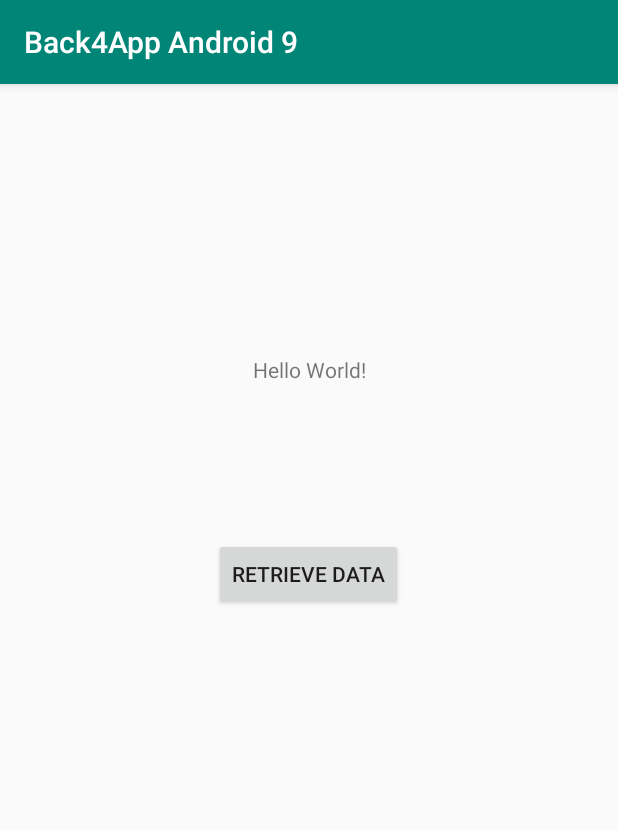
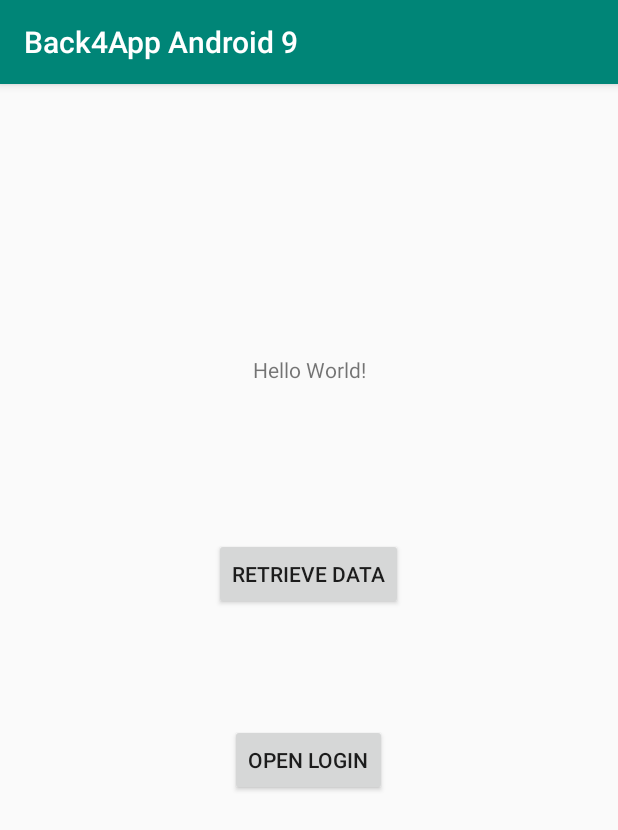
Before and after one commit to templates-back4app/push-android-latest-version, an Android app: the screen it shows after launch (MainActivity), on a phone screen of 412 x 824 dp. Shown: the top 830 px of the screen. Run offline under Robolectric (Android 15) with nearby library versions, the phone set to English and light mode, and no system bars; libraries missing offline, so code that uses them is left out: com.parse; 4 statements that could not run were skipped.

Commit message:
upgrade to last android studio and gradle version

```diff
--- a/app/build.gradle
+++ b/app/build.gradle
@@ -5,7 +5,7 @@ android {
     compileSdkVersion 28
     defaultConfig {
         applicationId "com.android.application"
-        minSdkVersion 24
+        minSdkVersion 22
         targetSdkVersion 28
         versionCode 1
         versionName "1.0"
--- a/app/src/main/java/com/back4app/back4appandroid9/MainActivity.java
+++ b/app/src/main/java/com/back4app/back4appandroid9/MainActivity.java
@@ -2,6 +2,7 @@ package com.back4app.back4appandroid9;
 
 import androidx.appcompat.app.AppCompatActivity;
 
+import android.content.Intent;
 import android.os.Bundle;
 import android.view.View;
 import android.widget.ArrayAdapter;
@@ -63,5 +64,17 @@ public class MainActivity extends AppCompatActivity {
             }
         });
 
+        final Button open_login = findViewById(R.id.btnOpenScreen);
+
+        open_login.setOnClickListener(new View.OnClickListener() {
+            @Override
+            public void onClick(View v) {
+                Intent intent = new Intent(MainActivity.this, LoginScreen.class);
+                startActivity(intent);
+
+            }
+        });
+
+
     }
 }
--- a/app/src/main/res/layout/activity_main.xml
+++ b/app/src/main/res/layout/activity_main.xml
@@ -29,6 +29,19 @@
         app:layout_constraintVertical_bias="0.42"
         tools:layout_marginTop="-40dp" />
 
+    <Button
+        android:id="@+id/btnOpenScreen"
+        android:layout_width="wrap_content"
+        android:layout_height="48dp"
+        android:text="Open Login"
+        app:layout_constraintBottom_toBottomOf="parent"
+        app:layout_constraintHorizontal_bias="0.498"
+        app:layout_constraintLeft_toLeftOf="parent"
+        app:layout_constraintRight_toRightOf="parent"
+        app:layout_constraintTop_toBottomOf="@+id/btnRetrieveData"
+        app:layout_constraintVertical_bias="0.206"
+        tools:layout_marginTop="-40dp" />
+
     <ListView
         android:id="@+id/listviewA"
         android:layout_width="match_parent"
@@ -37,11 +50,11 @@
         android:scrollingCache="false"
         android:visibility="visible"
         app:layout_constraintBottom_toBottomOf="parent"
-        app:layout_constraintHorizontal_bias="0.609"
+        app:layout_constraintHorizontal_bias="1.0"
         app:layout_constraintLeft_toLeftOf="parent"
         app:layout_constraintRight_toRightOf="parent"
         app:layout_constraintTop_toTopOf="parent"
-        app:layout_constraintVertical_bias="0.741"
+        app:layout_constraintVertical_bias="1.0"
         tools:layout_marginTop="-40dp" />
 
 </androidx.constraintlayout.widget.ConstraintLayout>
--- a/build.gradle
+++ b/build.gradle
@@ -7,7 +7,7 @@ buildscript {
 
     }
     dependencies {
-        classpath 'com.android.tools.build:gradle:3.4.0-rc03'
+        classpath 'com.android.tools.build:gradle:3.5.1'
         classpath 'com.google.gms:google-services:4.2.0'
 
         // NOTE: Do not place your application dependencies here; they belong
```
Also changed, not shown: app/src/main/AndroidManifest.xml (+8 -7 lines), app/src/main/java/com/back4app/back4appandroid9/LoginScreen.java (added, +113 -0 lines), app/src/main/res/layout/activity_login_screen.xml (added, +54 -0 lines), gradle/wrapper/gradle-wrapper.properties, 3 other files.
